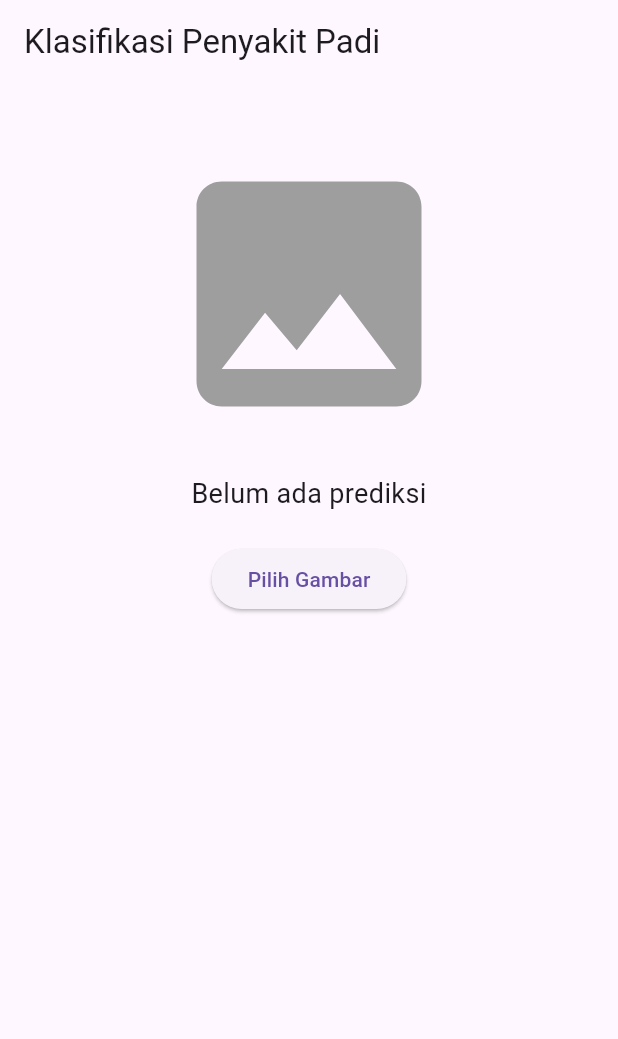
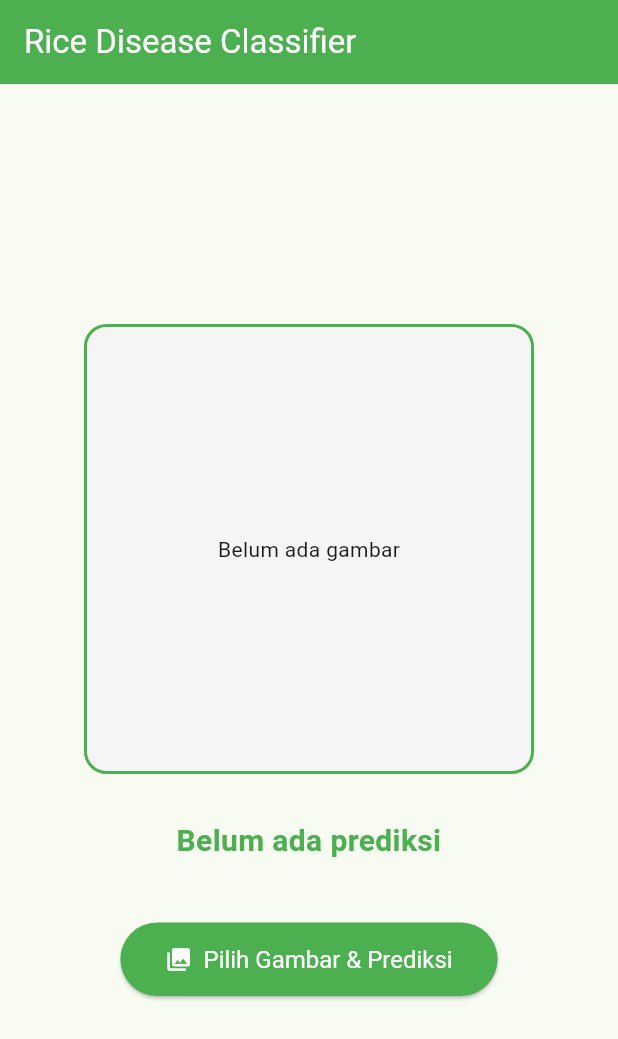
Before and after one commit to tobiasdonb/RiceDiseasesCNN, a Flutter app: the screen it shows after launch, on a phone screen of 412 x 824 dp. Shown: the top 1039 px of the screen. Run offline on Flutter 3.47's test engine with Material 3 defaults, Android fonts, the phone set to English and light mode, and no system bars; our stand-ins replace image_cropper, image_picker; missing offline and left inert: tflite_flutter.

Commit message:
Refactor main.dart and update asset paths in pubspec.yaml for clarity and consistency

```diff
--- a/lib/main.dart
+++ b/lib/main.dart
@@ -1,135 +1,210 @@
 import 'dart:io';
-import 'dart:math';
 import 'package:flutter/material.dart';
 import 'package:flutter/services.dart';
 import 'package:image_picker/image_picker.dart';
+import 'package:tflite_flutter/tflite_flutter.dart';
 import 'package:image_cropper/image_cropper.dart';
-import 'package:tflite_flutter/tflite_flutter.dart';
 import 'package:image/image.dart' as img;
 
-void main() => runApp(const MyApp());
+void main() {
+  runApp(const MyApp());
+}
 
 class MyApp extends StatelessWidget {
   const MyApp({super.key});
+
   @override
   Widget build(BuildContext context) {
     return MaterialApp(
+      title: 'Rice Diseases Classification',
       debugShowCheckedModeBanner: false,
-      theme: ThemeData(primarySwatch: Colors.green, useMaterial3: true),
-      home: const HomePage(),
+      theme: ThemeData(
+        colorScheme: ColorScheme.fromSeed(seedColor: Colors.green),
+        useMaterial3: true,
+      ),
+      home: const MyHomePage(),
     );
   }
 }
 
-class HomePage extends StatefulWidget {
-  const HomePage({super.key});
+class MyHomePage extends StatefulWidget {
+  const MyHomePage({super.key});
+
   @override
-  State<HomePage> createState() => _HomePageState();
+  _MyHomePageState createState() => _MyHomePageState();
 }
 
-class _HomePageState extends State<HomePage> {
-  Interpreter? interpreter;
-  List<String> labels = [];
-  File? imageFile;
-  String predictionText = "Belum ada prediksi";
-  bool isLoading = false;
+class _MyHomePageState extends State<MyHomePage> {
+  File? _image;                     // Object untuk menyimpan file foto
+  Interpreter? _interpreter;        // Object mesin TFLite
+  List<String> _labels = [];        // Tempat menyimpan nama-nama penyakit
+  String _hasilPrediksi = "Belum ada prediksi";
+  bool _isLoading = false;
 
   @override
   void initState() {
     super.initState();
-    loadModel();
+    _loadModel(); // Perbaikan typo: _LoadModel -> _loadModel
   }
 
-  Future<void> loadModel() async {
+  Future<void> _loadModel() async {
     try {
-      interpreter = await Interpreter.fromAsset('assets/model_padi.tflite');
-      final labelData = await rootBundle.loadString('assets/labels.txt');
-      labels = labelData.split('\n').where((e) => e.isNotEmpty).toList();
+      // Pastikan file model ada di folder assets/
+      _interpreter = await Interpreter.fromAsset('assets/model_padi.tflite');
+
+      // Membaca daftar label dari file assets/labels.txt
+      final labelText = await rootBundle.loadString('assets/labels.txt');
+      _labels = labelText.split('\n').where((e) => e.isNotEmpty).toList();
+
+      setState(() {});
     } catch (e) {
-      debugPrint("Error load model: $e");
+      debugPrint('Gagal load model: $e');
+      setState(() {
+        _hasilPrediksi = "Gagal memuat model";
+      });
     }
   }
 
-  Future<void> pickImage() async {
+  Future<void> _prediksiGambar() async {
     final picker = ImagePicker();
     final picked = await picker.pickImage(source: ImageSource.gallery);
+
     if (picked != null) {
       final cropped = await ImageCropper().cropImage(
         sourcePath: picked.path,
         uiSettings: [
           AndroidUiSettings(
             toolbarTitle: 'Potong Gambar',
+            toolbarColor: Colors.green,
+            toolbarWidgetColor: Colors.white,
             initAspectRatio: CropAspectRatioPreset.square,
             lockAspectRatio: true,
           ),
         ],
       );
+
       if (cropped != null) {
         setState(() {
-          imageFile = File(cropped.path);
-          isLoading = true;
+          _image = File(cropped.path);
+          _isLoading = true;
         });
-        runPrediction(imageFile!);
+        _runInference(_image!);
       }
     }
   }
 
-  void runPrediction(File file) {
+  Future<void> _runInference(File imageFile) async {
+    if (_interpreter == null) {
+      setState(() {
+        _hasilPrediksi = "Model belum siap";
+        _isLoading = false;
+      });
+      return;
+    }
+
     try {
-      final bytes = file.readAsBytesSync();
-      img.Image? original = img.decodeImage(bytes);
-      if (original == null) return;
+      // 1. Load dan Decode Gambar
+      final imageBytes = imageFile.readAsBytesSync();
+      final img.Image? originalImage = img.decodeImage(imageBytes);
+      if (originalImage == null) throw Exception("Gagal membaca gambar");
 
-      img.Image resized = img.copyResize(original, width: 224, height: 224);
-      var input = [List.generate(224, (y) => List.generate(224, (x) {
-        final p = resized.getPixel(x, y);
-        return [p.r / 255.0, p.g / 255.0, p.b / 255.0];
-      }))];
+      // 2. Resize Gambar ke 224x224
+      final img.Image resizedImage = img.copyResize(originalImage, width: 224, height: 224);
 
-      var output = List.generate(1, (_) => List.filled(9, 0.0));
-      interpreter?.run(input, output);
-      int idx = output[0].indexOf(output[0].reduce(max));
+      // 3. Konversi ke Input Tensor [1, 224, 224, 3] - Logika lebih ringkas
+      var input = [
+        List.generate(224, (y) => List.generate(224, (x) {
+          final pixel = resizedImage.getPixel(x, y);
+          return [pixel.r / 255.0, pixel.g / 255.0, pixel.b / 255.0];
+        }))
+      ];
+
+      // 4. Siapkan Output Tensor [1, jumlah_kelas]
+      var output = List.filled(1 * _labels.length, 0.0).reshape([1, _labels.length]);
+
+      // 5. Jalankan Prediksi
+      _interpreter!.run(input, output);
+
+      // 6. Ambil Skor Tertinggi - Logika lebih ringkas menggunakan reduce(max)
+      final List<double> results = List<double>.from(output[0]);
+      double maxScore = results.reduce(max);
+      int maxIndex = results.indexOf(maxScore);
 
       setState(() {
-        predictionText = "${labels[idx]} (${(output[0][idx] * 100).toStringAsFixed(1)}%)";
-        isLoading = false;
+        _hasilPrediksi = "${_labels[maxIndex]} (${(maxScore * 100).toStringAsFixed(1)}%)";
+        _isLoading = false;
       });
     } catch (e) {
-      setState(() => isLoading = false);
+      debugPrint("Error saat prediksi: $e");
+      setState(() {
+        _hasilPrediksi = "Error: $e";
+        _isLoading = false;
+      });
     }
   }
 
   @override
   Widget build(BuildContext context) {
     return Scaffold(
-      appBar: AppBar(title: const Text('Klasifikasi Penyakit Padi')),
-      body: SafeArea(
+      appBar: AppBar(
+        title: const Text('Rice Disease Classifier'),
+        backgroundColor: Colors.green,
+        foregroundColor: Colors.white,
+      ),
+      body: Center(
         child: SingleChildScrollView(
-          child: Center(
-            child: Column(
-              children: [
-                const SizedBox(height: 40),
+          child: Column(
+            mainAxisAlignment: MainAxisAlignment.center,
+            children: [
+              // Tampilan Gambar
+              Container(
+                width: 300,
+                height: 300,
+                decoration: BoxDecoration(
+                  border: Border.all(color: Colors.green, width: 2),
+                  borderRadius: BorderRadius.circular(15),
+                  color: Colors.grey[100],
+                ),
+                child: _image == null
+                    ? const Center(child: Text('Belum ada gambar'))
+                    : ClipRRect(
+                        borderRadius: BorderRadius.circular(13),
+                        child: Image.file(_image!, fit: BoxFit.cover),
+                      ),
+              ),
+              const SizedBox(height: 30),
 
-                imageFile != null
-                    ? Image.file(imageFile!, height: 200)
-                    : const Icon(Icons.image, size: 200, color: Colors.grey),
+              // Hasil Prediksi
+              if (_isLoading)
+                const CircularProgressIndicator()
+              else
+                Padding(
+                  padding: const EdgeInsets.symmetric(horizontal: 20),
+                  child: Text(
+                    _hasilPrediksi,
+                    textAlign: TextAlign.center,
+                    style: const TextStyle(
+                      fontSize: 20,
+                      fontWeight: FontWeight.bold,
+                      color: Colors.green,
+                    ),
+                  ),
+                ),
+              const SizedBox(height: 40),
 
-                const SizedBox(height: 20),
-                Text(
-                  predictionText,
-                  style: const TextStyle(fontSize: 18),
-                  textAlign: TextAlign.center,
+              // Tombol
+              ElevatedButton.icon(
+                onPressed: _isLoading ? null : _prediksiGambar,
+                icon: const Icon(Icons.photo_library),
+                label: const Text("Pilih Gambar & Prediksi"),
+                style: ElevatedButton.styleFrom(
+                  backgroundColor: Colors.green,
+                  foregroundColor: Colors.white,
+                  padding: const EdgeInsets.symmetric(horizontal: 30, vertical: 15),
+                  textStyle: const TextStyle(fontSize: 16),
                 ),
-
-                const SizedBox(height: 20),
-                ElevatedButton(
-                  onPressed: pickImage,
-                  child: const Text('Pilih Gambar'),
-                ),
-
-                const SizedBox(height: 40),
-              ],
-            ),
+              ),
+            ],
           ),
         ),
       ),
--- a/pubspec.yaml
+++ b/pubspec.yaml
@@ -60,8 +60,8 @@ flutter:
   # the material Icons class.
   uses-material-design: true
   assets:
-    - Assets/model_padi.tflite
-    - Assets/labels.txt
+    - assets/model_padi.tflite
+    - assets/labels.txt
 
   # To add assets to your application, add an assets section, like this:
   # assets:
```
